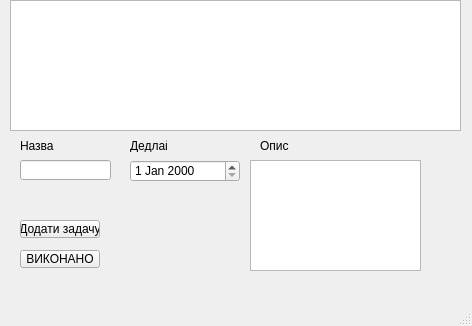
Old version of the form mainwindow.ui in the repository Isaak-VP/Lab7.
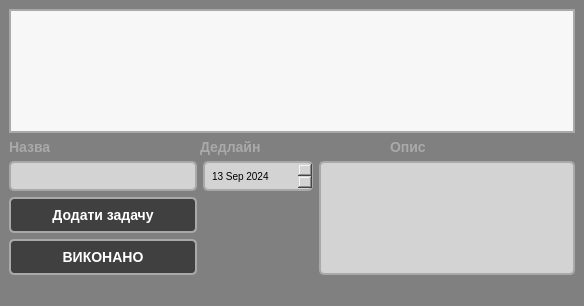
New version of the form. Icons and pictures are not drawn.

Patch:
```diff
--- a/mainwindow.ui
+++ b/mainwindow.ui
@@ -6,8 +6,8 @@
    <rect>
     <x>0</x>
     <y>0</y>
-    <width>472</width>
-    <height>326</height>
+    <width>584</width>
+    <height>306</height>
    </rect>
   </property>
   <property name="windowTitle">
@@ -16,6 +16,78 @@
   <property name="windowIcon">
    <iconset theme="QIcon::ThemeIcon::AddressBookNew"/>
   </property>
+  <property name="styleSheet">
+   <string notr="true">/* Загальний фон вікна */
+QWidget {
+    background-color: grey;
+    color: darkgrey;
+    font-family: &quot;Arial&quot;;
+    font-size: 14px;
+}
+
+/* окантовочка*/
+QLabel {
+    color: darkgrey;
+    font-family: &quot;Arial&quot;;
+    font-size: 14px;
+    font-weight: bold;
+    text-shadow: 1px 1px 2px white;
+}
+
+/* Кнопки */
+QPushButton {
+    background-color: #404040;
+    color: white;
+    border: 2px solid darkgrey;
+    border-radius: 5px;
+    padding: 8px;
+    font-family: &quot;Arial&quot;;
+    font-size: 14px;
+    font-weight: bold;
+}
+QPushButton:hover {
+    background-color: #505050;
+}
+QPushButton:pressed {
+    background-color: #303030;
+}
+
+/* такі собі поля, наче норм */
+QLineEdit, QTextEdit, QDateEdit {
+    border: 2px solid darkgrey;
+    border-radius: 5px;
+    background-color: lightgrey;
+    color: black; /* Змінили колір тексту на чорний */
+    font-family: &quot;Arial&quot;;
+    font-size: 10px;
+    padding: 5px;
+}
+
+/* налштування  для таблиці */
+QTableView {
+    background-color: #f7f7f7;
+    gridline-color: darkgrey;
+    color: black;
+    border: 2px solid darkgrey;
+}
+QTableView::item {
+    background-color: #f7f7f7;
+    selection-background-color: #d3d3d3;
+    selection-color: black;
+}
+
+/* Заголовки таблички, потрібно пізніше доробити */
+QHeaderView::section {
+    background-color: #e0e0e0;
+    color: black;
+    font-family: &quot;Arial&quot;;
+    font-size: 14px;
+    font-weight: bold;
+    border: 1px solid darkgrey;
+    padding: 4px;
+}
+</string>
+  </property>
   <property name="iconSize">
    <size>
     <width>24</width>
@@ -23,111 +95,100 @@
    </size>
   </property>
   <widget class="QWidget" name="centralwidget">
-   <widget class="QTableView" name="tableView">
-    <property name="geometry">
-     <rect>
-      <x>10</x>
-      <y>0</y>
-      <width>451</width>
-      <height>131</height>
-     </rect>
-    </property>
-   </widget>
-   <widget class="QPushButton" name="markDoneButton">
-    <property name="geometry">
-     <rect>
-      <x>20</x>
-      <y>250</y>
-      <width>80</width>
-      <height>18</height>
-     </rect>
-    </property>
-    <property name="text">
-     <string>ВИКОНАНО</string>
-    </property>
-   </widget>
-   <widget class="QPushButton" name="addButton">
-    <property name="geometry">
-     <rect>
-      <x>20</x>
-      <y>220</y>
-      <width>80</width>
-      <height>18</height>
-     </rect>
-    </property>
-    <property name="text">
-     <string>Додати задачу</string>
-    </property>
-   </widget>
-   <widget class="QLineEdit" name="lineEditName">
-    <property name="geometry">
-     <rect>
-      <x>20</x>
-      <y>160</y>
-      <width>91</width>
-      <height>20</height>
-     </rect>
-    </property>
-   </widget>
-   <widget class="QDateEdit" name="dateEditDeadline">
-    <property name="geometry">
-     <rect>
-      <x>130</x>
-      <y>160</y>
-      <width>110</width>
-      <height>22</height>
-     </rect>
-    </property>
-   </widget>
-   <widget class="QTextEdit" name="textEditDescription">
-    <property name="geometry">
-     <rect>
-      <x>250</x>
-      <y>160</y>
-      <width>171</width>
-      <height>111</height>
-     </rect>
-    </property>
-   </widget>
-   <widget class="QLabel" name="label">
-    <property name="geometry">
-     <rect>
-      <x>20</x>
-      <y>140</y>
-      <width>37</width>
-      <height>12</height>
-     </rect>
-    </property>
-    <property name="text">
-     <string>Назва</string>
-    </property>
-   </widget>
-   <widget class="QLabel" name="label_2">
-    <property name="geometry">
-     <rect>
-      <x>260</x>
-      <y>140</y>
-      <width>37</width>
-      <height>12</height>
-     </rect>
-    </property>
-    <property name="text">
-     <string>Опис</string>
-    </property>
-   </widget>
-   <widget class="QLabel" name="label_3">
-    <property name="geometry">
-     <rect>
-      <x>130</x>
-      <y>140</y>
-      <width>37</width>
-      <height>12</height>
-     </rect>
-    </property>
-    <property name="text">
-     <string>Дедлайн</string>
-    </property>
-   </widget>
+   <layout class="QVBoxLayout" name="verticalLayout_2">
+    <item>
+     <layout class="QVBoxLayout" name="verticalLayout">
+      <item>
+       <widget class="QTableView" name="tableView"/>
+      </item>
+      <item>
+       <layout class="QHBoxLayout" name="horizontalLayout">
+        <item>
+         <widget class="QLabel" name="label">
+          <property name="text">
+           <string>Назва</string>
+          </property>
+         </widget>
+        </item>
+        <item>
+         <widget class="QLabel" name="label_3">
+          <property name="text">
+           <string>Дедлайн</string>
+          </property>
+         </widget>
+        </item>
+        <item>
+         <widget class="QLabel" name="label_2">
+          <property name="text">
+           <string>Опис</string>
+          </property>
+         </widget>
+        </item>
+       </layout>
+      </item>
+      <item>
+       <layout class="QGridLayout" name="gridLayout">
+        <item row="0" column="2" rowspan="3">
+         <widget class="QTextEdit" name="textEditDescription"/>
+        </item>
+        <item row="0" column="0">
+         <widget class="QLineEdit" name="lineEditName"/>
+        </item>
+        <item row="1" column="0">
+         <widget class="QPushButton" name="addButton">
+          <property name="text">
+           <string>Додати задачу</string>
+          </property>
+         </widget>
+        </item>
+        <item row="2" column="0">
+         <widget class="QPushButton" name="markDoneButton">
+          <property name="text">
+           <string>ВИКОНАНО</string>
+          </property>
+         </widget>
+        </item>
+        <item row="0" column="1">
+         <widget class="QDateEdit" name="dateEditDeadline">
+          <property name="sizePolicy">
+           <sizepolicy hsizetype="Minimum" vsizetype="Fixed">
+            <horstretch>0</horstretch>
+            <verstretch>0</verstretch>
+           </sizepolicy>
+          </property>
+          <property name="minimumSize">
+           <size>
+            <width>110</width>
+            <height>0</height>
+           </size>
+          </property>
+          <property name="dateTime">
+           <datetime>
+            <hour>23</hour>
+            <minute>0</minute>
+            <second>0</second>
+            <year>2024</year>
+            <month>9</month>
+            <day>13</day>
+           </datetime>
+          </property>
+          <property name="minimumDateTime">
+           <datetime>
+            <hour>23</hour>
+            <minute>0</minute>
+            <second>0</second>
+            <year>2024</year>
+            <month>9</month>
+            <day>13</day>
+           </datetime>
+          </property>
+         </widget>
+        </item>
+       </layout>
+      </item>
+     </layout>
+    </item>
+   </layout>
   </widget>
   <widget class="QMenuBar" name="menubar">
    <property name="geometry">
```
Left out of the diff: 4 changed lines with no effect on the pictures.
